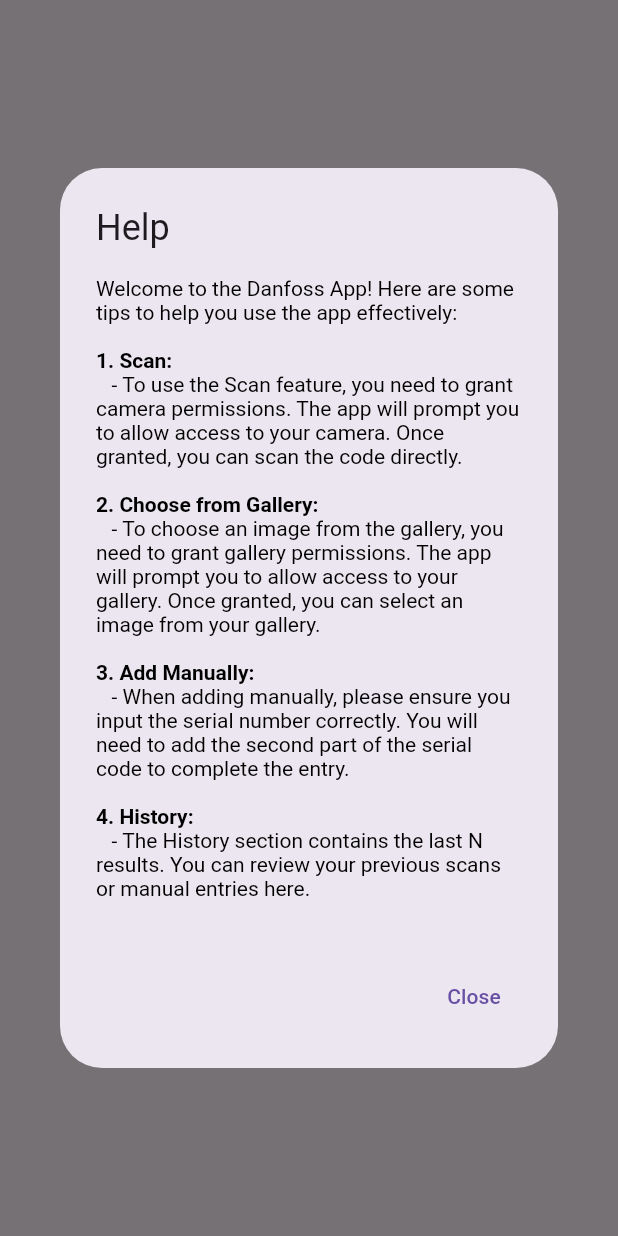
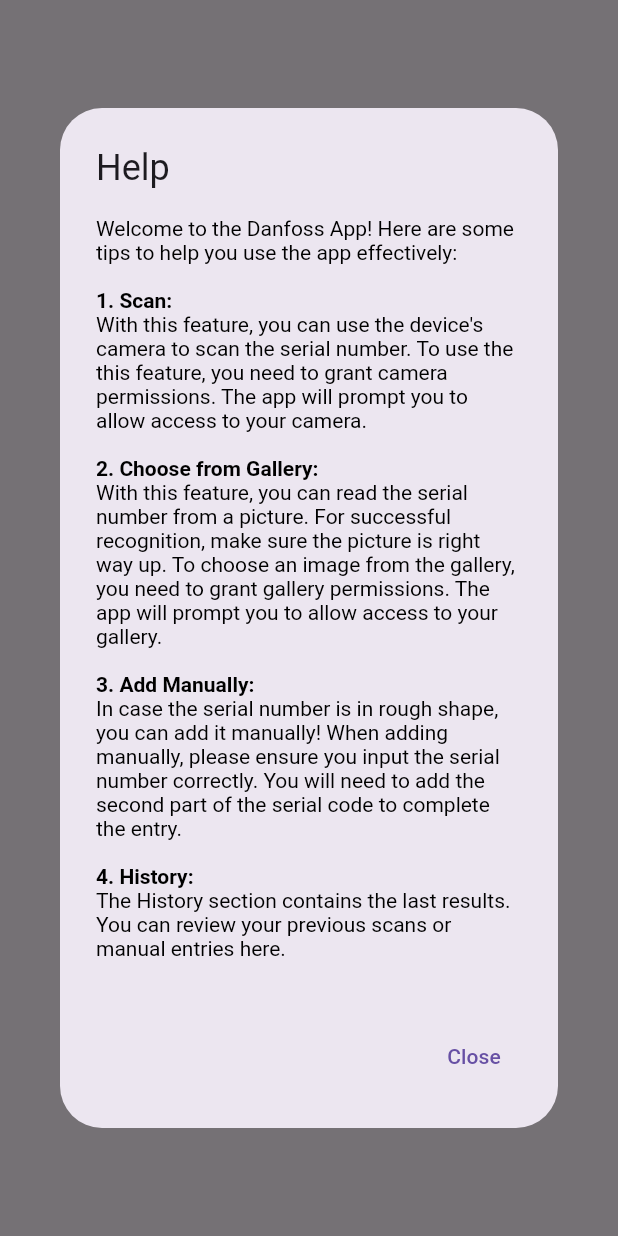
Before and after one commit to Iaraslav/danfoss_mobile, a Flutter app: what showHelpDialog() shows on an empty page, opened directly, on a phone screen of 412 x 824 dp. Run offline on Flutter 3.47's test engine with Material 3 defaults, Android fonts, the phone set to English and light mode, and no system bars; our stand-ins replace file_picker, image_cropper, image_picker, permission_handler, shared_preferences, sqflite; missing offline and left inert: google_mlkit_text_recognition; accounts and stored records are empty.

Commit message:
Made the logo bigger and font in buttons smaller. Edited a bit of the help-page in more detailed way.

```diff
--- a/lib/src/widgets/buttons.dart
+++ b/lib/src/widgets/buttons.dart
@@ -2,7 +2,6 @@ import 'package:flutter/material.dart';
 
 /// A custom button widget for the front page of the app.
 class FrontPageButton extends StatelessWidget {
-
   /// The callback function to be executed when the button is pressed.
   final VoidCallback onPressed;
 
@@ -30,7 +29,7 @@ class FrontPageButton extends StatelessWidget {
             buttonText,
             style: const TextStyle(
               color: Colors.white,
-              fontSize: 18,
+              fontSize: 16,
               //Here we can put some finer details for textstyle
             ),
           ),
--- a/lib/src/widgets/custom_appbar.dart
+++ b/lib/src/widgets/custom_appbar.dart
@@ -2,7 +2,6 @@ import 'package:flutter/material.dart';
 
 /// A custom widget that creates the AppBar and sets its style.
 class CustomAppBar extends StatelessWidget implements PreferredSizeWidget {
-
   /// Whether or not to show a back button on the AppBar.
   final bool showBackButton;
 
@@ -28,8 +27,8 @@ class CustomAppBar extends StatelessWidget implements PreferredSizeWidget {
             )
           : null,
       title: SizedBox(
-        width: 100, // Adjust width as needed
-        height: 50, // Adjust height as needed
+        width: 190, // Adjust width as needed
+        height: 70, // Adjust height as needed
         child: Image.asset('Resources/Images/danfoss.png'),
       ),
       centerTitle: true,
--- a/lib/src/widgets/help_dialog.dart
+++ b/lib/src/widgets/help_dialog.dart
@@ -1,5 +1,4 @@
 import 'package:flutter/material.dart';
-
 
 /// Displays a help dialog with usage instructions for the app.
 ///
@@ -28,15 +27,33 @@ void showHelpDialog(BuildContext context) {
             text: TextSpan(
               style: TextStyle(color: Colors.black), // default text style
               children: const <TextSpan>[
-                TextSpan(text: 'Welcome to the Danfoss App! Here are some tips to help you use the app effectively:\n\n'),
-                TextSpan(text: '1. Scan:\n', style: TextStyle(fontWeight: FontWeight.bold)),
-                TextSpan(text: '   - To use the Scan feature, you need to grant camera permissions. The app will prompt you to allow access to your camera. Once granted, you can scan the code directly.\n\n'),
-                TextSpan(text: '2. Choose from Gallery:\n', style: TextStyle(fontWeight: FontWeight.bold)),
-                TextSpan(text: '   - To choose an image from the gallery, you need to grant gallery permissions. The app will prompt you to allow access to your gallery. Once granted, you can select an image from your gallery.\n\n'),
-                TextSpan(text: '3. Add Manually:\n', style: TextStyle(fontWeight: FontWeight.bold)),
-                TextSpan(text: '   - When adding manually, please ensure you input the serial number correctly. You will need to add the second part of the serial code to complete the entry.\n\n'),
-                TextSpan(text: '4. History:\n', style: TextStyle(fontWeight: FontWeight.bold)),
-                TextSpan(text: '   - The History section contains the last N results. You can review your previous scans or manual entries here.\n'),
+                TextSpan(
+                    text:
+                        'Welcome to the Danfoss App! Here are some tips to help you use the app effectively:\n\n'),
+                TextSpan(
+                    text: '1. Scan:\n',
+                    style: TextStyle(fontWeight: FontWeight.bold)),
+                TextSpan(
+                    text:
+                        'With this feature, you can use the device\'s camera to scan the serial number. To use the this feature, you need to grant camera permissions. The app will prompt you to allow access to your camera.\n\n'),
+                TextSpan(
+                    text: '2. Choose from Gallery:\n',
+                    style: TextStyle(fontWeight: FontWeight.bold)),
+                TextSpan(
+                    text:
+                        'With this feature, you can read the serial number from a picture. For successful recognition, make sure the picture is right way up. To choose an image from the gallery, you need to grant gallery permissions. The app will prompt you to allow access to your gallery. \n\n'),
+                TextSpan(
+                    text: '3. Add Manually:\n',
+                    style: TextStyle(fontWeight: FontWeight.bold)),
+                TextSpan(
+                    text:
+                        'In case the serial number is in rough shape, you can add it manually! When adding manually, please ensure you input the serial number correctly. You will need to add the second part of the serial code to complete the entry.\n\n'),
+                TextSpan(
+                    text: '4. History:\n',
+                    style: TextStyle(fontWeight: FontWeight.bold)),
+                TextSpan(
+                    text:
+                        'The History section contains the last results. You can review your previous scans or manual entries here.\n'),
               ],
             ),
           ),
```
Also changed, not shown: lib/src/screens/main_screen.dart (+31 -24 lines), 2 other files.
